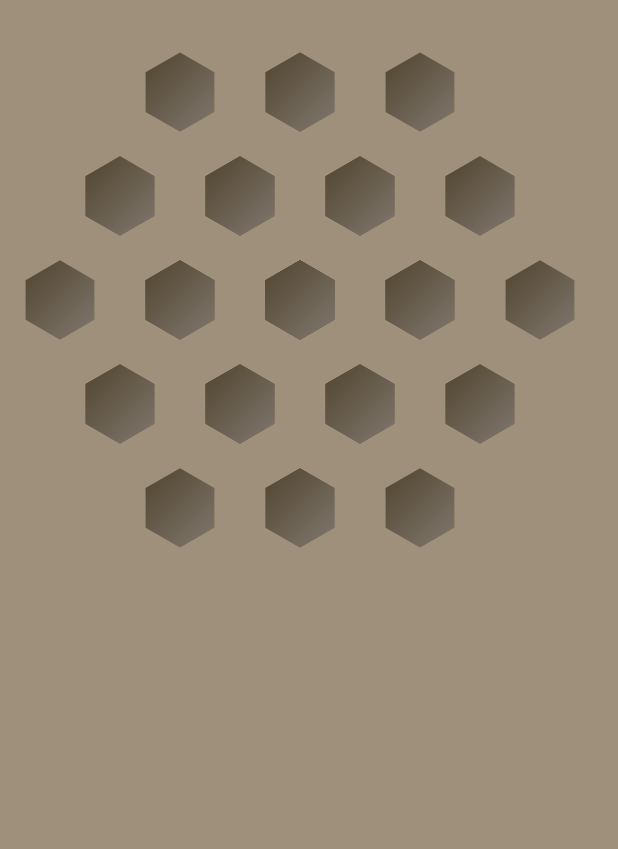
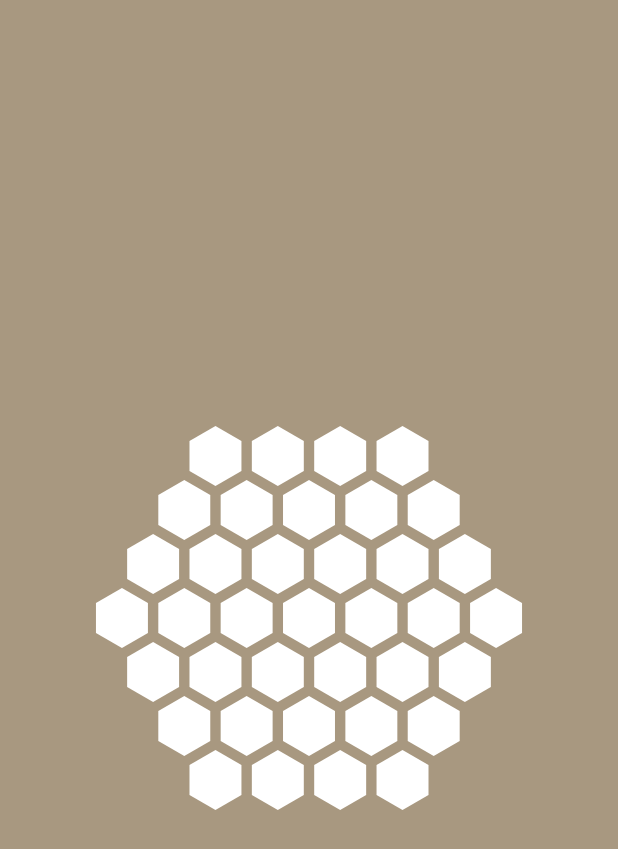
Before and after one commit to TheAsiyaS/newCreations, a Flutter app: the screen it shows after launch, on a phone screen of 412 x 824 dp. Shown: the top 849 px of the screen. Run offline on Flutter 3.47's test engine with Material 3 defaults, Android fonts, the phone set to English and light mode, and no system bars; our stand-ins replace bloc, carousel_slider, flutter_bloc, freezed_annotation, sqflite; accounts and stored records are empty.

Commit message:
feat : hexagon background still

```diff
--- a/lib/main.dart
+++ b/lib/main.dart
@@ -1,5 +1,7 @@
 import 'package:flutter/material.dart';
 import 'package:new_creations/shapes/hexagon.dart';
+import 'package:new_creations/shapes/hexagonstill.dart';
+import 'package:new_creations/shapes/rectangletopcut.dart' show TriangleCutExample;
 
 void main() {
   runApp(
@@ -16,6 +18,6 @@ class MyApp extends StatelessWidget {
         darkTheme: ThemeData(
           brightness: Brightness.dark,
         ),
-        home: HexagonAnimationScreen());
+        home: HexagonScreen());
   }
 }
--- /dev/null
+++ b/lib/shapes/hexagonstill.dart
@@ -0,0 +1,90 @@
+import 'dart:math';
+import 'package:flutter/material.dart';
+
+class HexagonScreen extends StatelessWidget {
+  const HexagonScreen({super.key});
+
+  @override
+  Widget build(BuildContext context) {
+    return Scaffold(
+      backgroundColor: const Color(0xFFA89880),
+      body: Center(
+        child: CustomPaint(
+          size: const Size(400, 400),
+          painter: FixedHexGridPainter(),
+        ),
+      ),
+    );
+  }
+}
+
+class FixedHexGridPainter extends CustomPainter {
+  final double radius = 20.0;
+
+  // Convert axial coords (q, r) to pixel position
+  Offset hexToPixel(int q, int r, Offset center) {
+    const double spacingFactor = 1.2; // Increase for more space between rings
+    double x = radius * sqrt(3) * (q + r / 2) * spacingFactor;
+    double y = radius * 1.5 * r * spacingFactor;
+    return Offset(x, y) + center;
+  }
+
+  // Generate all axial coordinates in rings 0 to 3
+  List<Offset> generateHexCoords(int maxRing) {
+    List<Offset> coords = [const Offset(0, 0)]; // Center hex
+
+    final directions = [
+      Offset(1, 0),
+      Offset(1, -1),
+      Offset(0, -1),
+      Offset(-1, 0),
+      Offset(-1, 1),
+      Offset(0, 1),
+    ];
+
+    for (int ring = 1; ring <= maxRing; ring++) {
+      Offset hex = directions[4] * ring.toDouble();
+
+      for (int side = 0; side < 6; side++) {
+        for (int step = 0; step < ring; step++) {
+          coords.add(hex);
+          hex += directions[side];
+        }
+      }
+    }
+
+    return coords;
+  }
+
+  @override
+  void paint(Canvas canvas, Size size) {
+    final Offset center = size.center(Offset.zero);
+    final Paint paint = Paint()
+      ..color = const Color.fromARGB(255, 255, 255, 255);
+
+    final coords = generateHexCoords(3);
+    for (final offset in coords) {
+      Offset pixel = hexToPixel(offset.dx.toInt(), offset.dy.toInt(), center);
+      drawHexagon(canvas, pixel, paint);
+    }
+  }
+
+  void drawHexagon(Canvas canvas, Offset center, Paint paint) {
+    final path = Path();
+    for (int i = 0; i < 6; i++) {
+      double angle = pi / 180 * (60 * i - 30);
+      double x = center.dx + radius * cos(angle);
+      double y = center.dy + radius * sin(angle);
+      if (i == 0) {
+        path.moveTo(x, y);
+      } else {
+        path.lineTo(x, y);
+      }
+    }
+    path.close();
+    canvas.drawPath(path, paint);
+  }
+
+  @override
+  bool shouldRepaint(CustomPainter oldDelegate) => false;
+}
```
